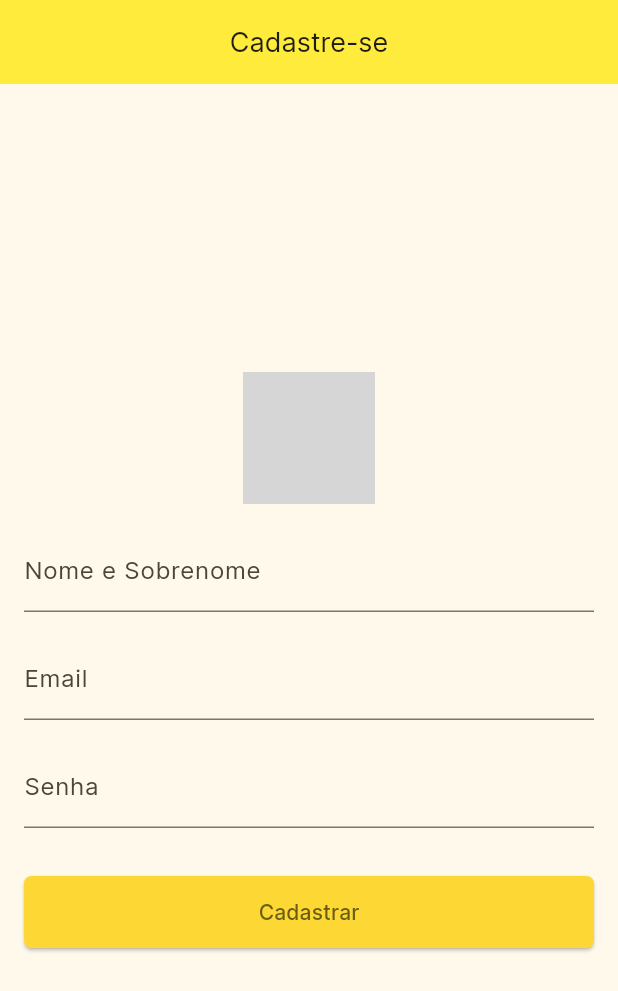
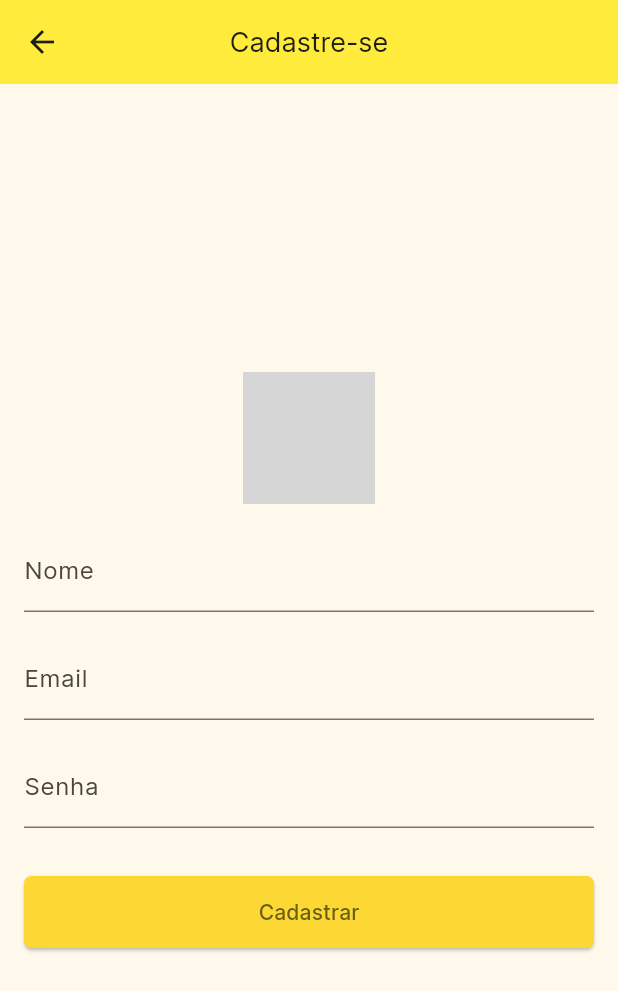
Before and after one commit to marcosmacedoo/app_contacts, a Flutter app: the CreateUserScreen screen opened directly, on a phone screen of 412 x 824 dp. Shown: the top 991 px of the screen. Run offline on Flutter 3.47's test engine with Material 2 defaults, Android fonts, the phone set to English and light mode, and no system bars; network calls fail; grey boxes are pictures that could not be loaded.

Commit message:
fix: Button backpage screen create user to login

```diff
--- a/lib/pages/create_user.dart
+++ b/lib/pages/create_user.dart
@@ -21,7 +21,6 @@ class _CreateUserScreen extends State<CreateUserScreen> {
         title: const Text('Cadastre-se', style: TextStyle(fontSize: 18)),
         backgroundColor: Colors.yellow,
         centerTitle: true,
-        automaticallyImplyLeading: false,
       ),
       body: Center(
           child: Padding(
@@ -37,7 +36,7 @@ class _CreateUserScreen extends State<CreateUserScreen> {
             InputLarge(
                 controller: _nameController,
                 keyboardType: TextInputType.name,
-                labelText: 'Nome e Sobrenome'),
+                labelText: 'Nome'),
             InputLarge(
                 controller: _emailController,
                 keyboardType: TextInputType.name,
```
